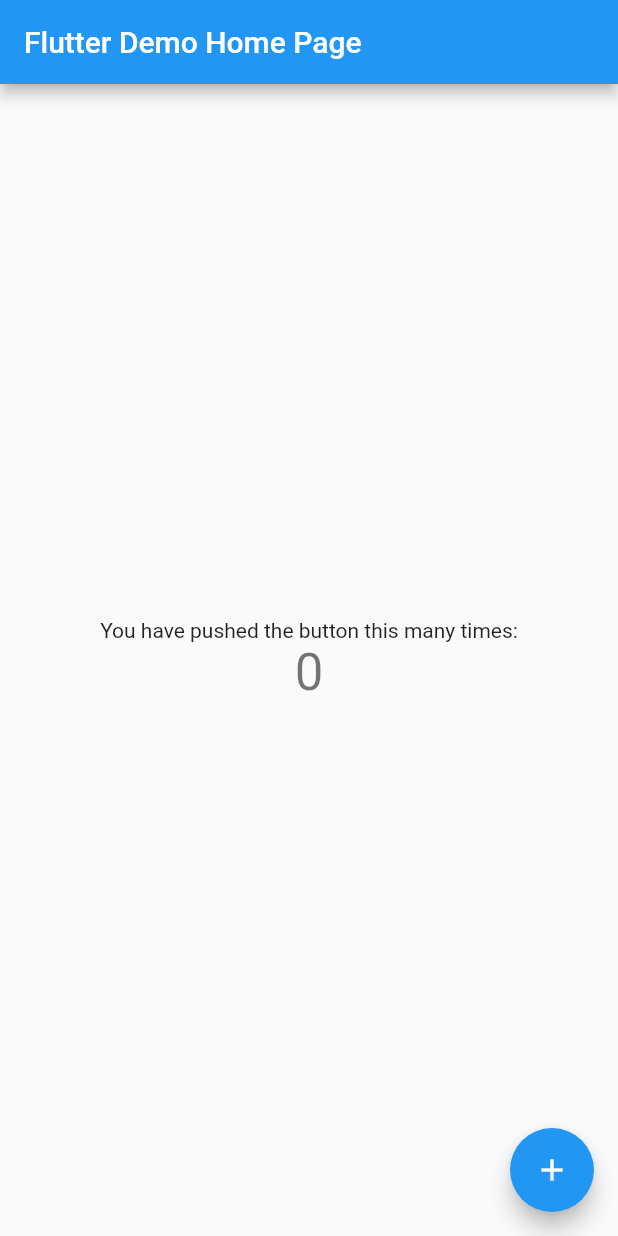
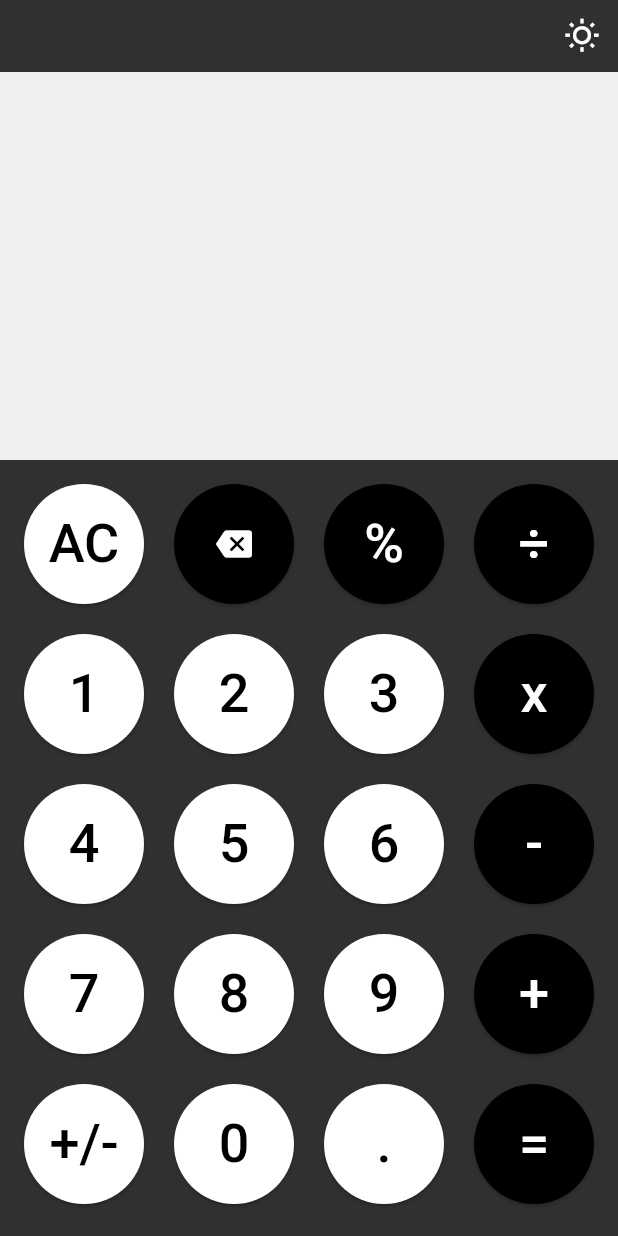
Before and after one commit to karthik-reddy-8/pranaya-task-1, a Flutter app: the screen it shows after launch, on a phone screen of 412 x 824 dp. Run offline on Flutter 3.47's test engine with Material 2 defaults, Android fonts, the phone set to English and light mode, and no system bars; our stand-ins replace math_expressions, shared_preferences.

Commit message:
final commit

```diff
--- /dev/null
+++ b/lib/home.dart
@@ -0,0 +1,185 @@
+import 'package:flutter/cupertino.dart';
+import 'package:flutter/material.dart';
+import 'package:math_expressions/math_expressions.dart';
+
+class Home extends StatefulWidget {
+  var togglecall;
+  int value;
+  Home(this.togglecall, this.value);
+  @override
+  _HomeState createState() => _HomeState();
+}
+
+class _HomeState extends State<Home> {
+  String userInput = '';
+  String answer = '';
+  List<String> buttons = [
+    'AC',
+    'B',
+    '%',
+    '÷',
+    '1',
+    '2',
+    '3',
+    'x',
+    '4',
+    '5',
+    '6',
+    '-',
+    '7',
+    '8',
+    '9',
+    '+',
+    '+/-',
+    '0',
+    '.',
+    '='
+  ];
+
+  @override
+  Widget build(BuildContext context) {
+    return Scaffold(
+      body: Column(
+        crossAxisAlignment: CrossAxisAlignment.end,
+        children: [
+          IconButton(
+            highlightColor: Colors.transparent,
+            splashColor: Colors.transparent,
+            icon: widget.value == 1
+                ? Icon(Icons.wb_sunny_outlined)
+                : Icon(Icons.wb_sunny),
+            onPressed: widget.togglecall,
+          ),
+          Expanded(
+            flex: 1,
+            child: Container(
+              color: Color(0xffF0EEEE),
+              child: Align(
+                alignment: Alignment.bottomRight,
+                child: Padding(
+                  padding: const EdgeInsets.all(18.0),
+                  child: Column(
+                    crossAxisAlignment: CrossAxisAlignment.end,
+                    mainAxisAlignment: MainAxisAlignment.end,
+                    children: [
+                      if (answer != '')
+                        Text(
+                          userInput,
+                          style:
+                              TextStyle(fontSize: 32, color: Color(0xff666666)),
+                          textAlign: TextAlign.right,
+                        ),
+                      Text(
+                        answer != '' ? answer : userInput,
+                        style: TextStyle(
+                            fontSize: 48, fontWeight: FontWeight.w500),
+                        textAlign: TextAlign.right,
+                      ),
+                    ],
+                  ),
+                ),
+              ),
+            ),
+          ),
+          Expanded(
+              flex: 2,
+              child: Container(
+                child: GridView.count(
+                  padding: const EdgeInsets.all(12),
+                  mainAxisSpacing: 12,
+                  crossAxisSpacing: 12,
+                  crossAxisCount: 4,
+                  children: buttons
+                      .map((text) => MyButton(
+                            text: text,
+                            onTap: () {
+                              if (text == 'C') {
+                                setState(() {
+                                  userInput = '';
+                                  answer = '';
+                                });
+                              } else if (text == 'B') {
+                                setState(() {
+                                  userInput = userInput.substring(
+                                      0, userInput.length - 1);
+                                });
+                              } else if (text == '=') {
+                                calculate();
+                              } else {
+                                setState(() {
+                                  userInput += text;
+                                });
+                              }
+                            },
+                          ))
+                      .toList(),
+                ),
+              ))
+        ],
+      ),
+    );
+  }
+
+  void calculate() {
+    String userInputToCalculate = userInput;
+    userInputToCalculate = userInputToCalculate.replaceAll('x', '*');
+    userInputToCalculate = userInputToCalculate.replaceAll('÷', '/');
+
+    Parser p = Parser();
+    Expression exp = p.parse(userInputToCalculate);
+
+    // Bind variables:
+    ContextModel cm = ContextModel();
+
+    // Evaluate expression:
+    double eval = exp.evaluate(EvaluationType.REAL, cm);
+    setState(() {
+      answer = eval.toString();
+      if (answer.substring(answer.length - 2, answer.length) == '.0')
+        answer = answer.substring(0, answer.length - 2);
+    });
+  }
+}
+
+class MyButton extends StatelessWidget {
+  final String text;
+  final VoidCallback onTap;
+  const MyButton({Key? key, required this.text, required this.onTap})
+      : super(key: key);
+
+  @override
+  Widget build(BuildContext context) {
+    return InkWell(
+        onTap: onTap,
+        child: Card(
+          shape: CircleBorder(),
+          color: isOperator(text) ? Colors.black : Colors.white,
+          child: Center(
+              child: text == 'B'
+                  ? Icon(
+                      Icons.backspace,
+                      color: Colors.white,
+                    )
+                  : Text(text,
+                      style: TextStyle(
+                        color: isOperator(text) ? Colors.white : Colors.black,
+                        fontWeight: FontWeight.w500,
+                        fontSize: 36,
+                      ))),
+        ));
+  }
+
+  bool isOperator(String value) {
+    if (value == 'C' ||
+        value == 'B' ||
+        value == '%' ||
+        value == '÷' ||
+        value == 'x' ||
+        value == '-' ||
+        value == '+' ||
+        value == '=')
+      return true;
+    else
+      return false;
+  }
+}
--- a/lib/main.dart
+++ b/lib/main.dart
@@ -1,115 +1,7 @@
 import 'package:flutter/material.dart';
 
+import 'myapp.dart';
+
 void main() {
-  runApp(const MyApp());
+  runApp(MyApp());
 }
-
-class MyApp extends StatelessWidget {
-  const MyApp({Key? key}) : super(key: key);
-
-  // This widget is the root of your application.
-  @override
-  Widget build(BuildContext context) {
-    return MaterialApp(
-      title: 'Flutter Demo',
-      theme: ThemeData(
-        // This is the theme of your application.
-        //
-        // Try running your application with "flutter run". You'll see the
-        // application has a blue toolbar. Then, without quitting the app, try
-        // changing the primarySwatch below to Colors.green and then invoke
-        // "hot reload" (press "r" in the console where you ran "flutter run",
-        // or simply save your changes to "hot reload" in a Flutter IDE).
-        // Notice that the counter didn't reset back to zero; the application
-        // is not restarted.
-        primarySwatch: Colors.blue,
-      ),
-      home: const MyHomePage(title: 'Flutter Demo Home Page'),
-    );
-  }
-}
-
-class MyHomePage extends StatefulWidget {
-  const MyHomePage({Key? key, required this.title}) : super(key: key);
-
-  // This widget is the home page of your application. It is stateful, meaning
-  // that it has a State object (defined below) that contains fields that affect
-  // how it looks.
-
-  // This class is the configuration for the state. It holds the values (in this
-  // case the title) provided by the parent (in this case the App widget) and
-  // used by the build method of the State. Fields in a Widget subclass are
-  // always marked "final".
-
-  final String title;
-
-  @override
-  State<MyHomePage> createState() => _MyHomePageState();
-}
-
-class _MyHomePageState extends State<MyHomePage> {
-  int _counter = 0;
-
-  void _incrementCounter() {
-    setState(() {
-      // This call to setState tells the Flutter framework that something has
-      // changed in this State, which causes it to rerun the build method below
-      // so that the display can reflect the updated values. If we changed
-      // _counter without calling setState(), then the build method would not be
-      // called again, and so nothing would appear to happen.
-      _counter++;
-    });
-  }
-
-  @override
-  Widget build(BuildContext context) {
-    // This method is rerun every time setState is called, for instance as done
-    // by the _incrementCounter method above.
-    //
-    // The Flutter framework has been optimized to make rerunning build methods
-    // fast, so that you can just rebuild anything that needs updating rather
-    // than having to individually change instances of widgets.
-    return Scaffold(
-      appBar: AppBar(
-        // Here we take the value from the MyHomePage object that was created by
-        // the App.build method, and use it to set our appbar title.
-        title: Text(widget.title),
-      ),
-      body: Center(
-        // Center is a layout widget. It takes a single child and positions it
-        // in the middle of the parent.
-        child: Column(
-          // Column is also a layout widget. It takes a list of children and
-          // arranges them vertically. By default, it sizes itself to fit its
-          // children horizontally, and tries to be as tall as its parent.
-          //
-          // Invoke "debug painting" (press "p" in the console, choose the
-          // "Toggle Debug Paint" action from the Flutter Inspector in Android
-          // Studio, or the "Toggle Debug Paint" command in Visual Studio Code)
-          // to see the wireframe for each widget.
-          //
-          // Column has various properties to control how it sizes itself and
-          // how it positions its children. Here we use mainAxisAlignment to
-          // center the children vertically; the main axis here is the vertical
-          // axis because Columns are vertical (the cross axis would be
-          // horizontal).
-          mainAxisAlignment: MainAxisAlignment.center,
-          children: <Widget>[
-            const Text(
-              'You have pushed the button this many times:',
-            ),
-            Text(
-              '$_counter',
-              style: Theme.of(context).textTheme.headline4,
-            ),
-          ],
-        ),
-      ),
-      floatingActionButton: FloatingActionButton(
-        onPressed: _incrementCounter,
-        tooltip: 'Increment',
-        child: const Icon(Icons.add),
-      ), // This trailing comma makes auto-formatting nicer for build methods.
-    );
-  }
-}
--- /dev/null
+++ b/lib/myapp.dart
@@ -0,0 +1,64 @@
+import 'package:flutter/foundation.dart';
+import 'package:flutter/material.dart';
+import 'package:shared_preferences/shared_preferences.dart';
+
+import 'home.dart';
+
+class MyApp extends StatefulWidget {
+  const MyApp({Key? key}) : super(key: key);
+
+  @override
+  State<MyApp> createState() => _MyAppState();
+}
+
+class _MyAppState extends State<MyApp> {
+  int thememode = 1;
+
+  @override
+  void initState() {
+    // TODO: implement initState
+    super.initState();
+  }
+
+  starting() async {
+    SharedPreferences pref = await SharedPreferences.getInstance();
+    if (pref.getInt("thememode") != null) {
+      thememode = pref.getInt("thememode")!;
+    } else {
+      pref.setInt("thememode", thememode);
+    }
+    setState(() {});
+  }
+
+  toggletheme() async {
+    SharedPreferences pref = await SharedPreferences.getInstance();
+    if (pref.getInt("thememode") == 1) {
+      pref.setInt("thememode", 0);
+      thememode = 0;
+    } else {
+      pref.setInt("thememode", 1);
+      thememode = 1;
+    }
+    print("thememode :" + thememode.toString());
+    setState(() {});
+  }
+
+  @override
+  Widget build(BuildContext context) {
+    return MaterialApp(
+      debugShowCheckedModeBanner: false,
+      home: kIsWeb
+          ? Container(width: 400, child: Home(() => toggletheme(), thememode))
+          : Home(() => toggletheme(), thememode),
+      theme: ThemeData(
+        primaryColor: Colors.black87,
+        cardColor: Colors.white,
+      ),
+      darkTheme: ThemeData.dark().copyWith(
+        primaryColor: Colors.grey,
+        cardColor: Colors.grey,
+      ),
+      themeMode: thememode == 1 ? ThemeMode.dark : ThemeMode.light,
+    );
+  }
+}
--- a/pubspec.yaml
+++ b/pubspec.yaml
@@ -34,6 +34,9 @@ dependencies:
   # The following adds the Cupertino Icons font to your application.
   # Use with the CupertinoIcons class for iOS style icons.
   cupertino_icons: ^1.0.2
+  math_expressions: ^2.3.0
+  provider: ^6.0.2
+  shared_preferences: ^2.0.13
 
 dev_dependencies:
   flutter_test:
```
Also changed, not shown: pubspec.lock.
